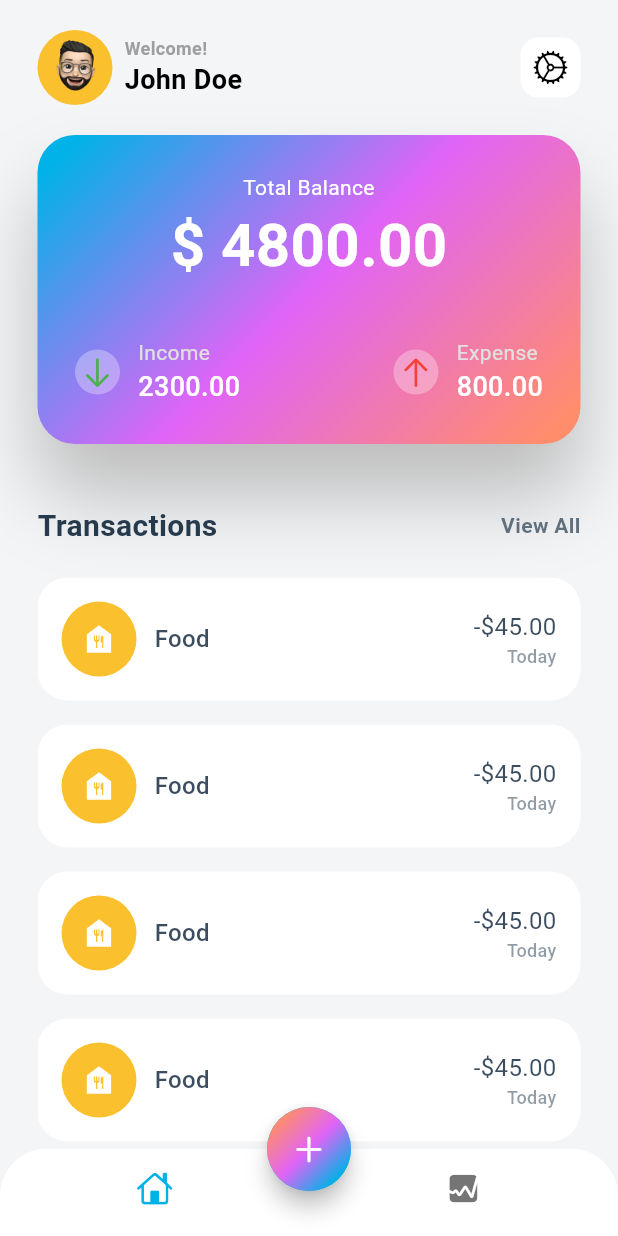
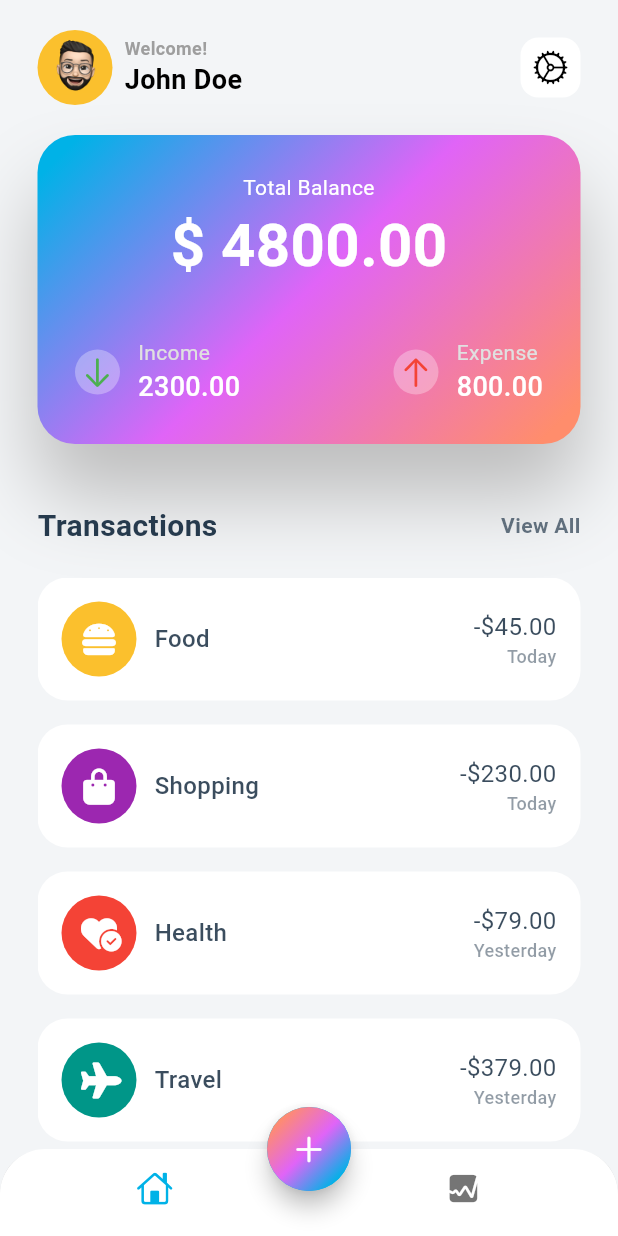
Before and after one commit to ahvvad/Tracker, a Flutter app: the screen it shows after launch, on a phone screen of 412 x 824 dp. Run offline on Flutter 3.47's test engine with Material 3 defaults, Android fonts, the phone set to English and light mode, and no system bars; our stand-ins replace font_awesome_flutter.

Commit message:
add the local data

```diff
--- /dev/null
+++ b/lib/data/data.dart
@@ -0,0 +1,40 @@
+import 'package:flutter/material.dart';
+import 'package:font_awesome_flutter/font_awesome_flutter.dart';
+
+List<Map<String, dynamic>> transactionsData = [
+  {
+    'icon':  FontAwesomeIcons.burger,
+    'color': Colors.yellow[700],
+    'name': 'Food',
+    'totalAmount': '-\$45.00',
+    'date': 'Today',
+  },
+  {
+    'icon':  FontAwesomeIcons.bagShopping,
+    'color': Colors.purple,
+    'name': 'Shopping',
+    'totalAmount': '-\$230.00',
+    'date': 'Today',
+  },
+  {
+    'icon':  FontAwesomeIcons.heartCircleCheck,
+    'color': Colors.red,
+    'name': 'Health',
+    'totalAmount': '-\$79.00',
+    'date': 'Yesterday',
+  },
+  {
+    'icon':  FontAwesomeIcons.plane,
+    'color': Colors.teal,
+    'name': 'Travel',
+    'totalAmount': '-\$379.00',
+    'date': 'Yesterday',
+  },
+  {
+    'icon':  FontAwesomeIcons.house,
+    'color': Colors.blueGrey,
+    'name': 'House',
+    'totalAmount': '-\$200.00',
+    'date': 'Week ago',
+  },
+];
--- a/lib/screens/home/views/widgets/transactions_item.dart
+++ b/lib/screens/home/views/widgets/transactions_item.dart
@@ -1,5 +1,5 @@
-
 import 'package:flutter/material.dart';
+import 'package:money_tracker/data/data.dart';
 
 class TransactionsItem extends StatelessWidget {
   const TransactionsItem({
@@ -10,7 +10,7 @@ class TransactionsItem extends StatelessWidget {
   Widget build(BuildContext context) {
     return Expanded(
       child: ListView.builder(
-        itemCount: 6,
+        itemCount: transactionsData.length,
         itemBuilder: (context, int i) {
           return Padding(
             padding: const EdgeInsets.only(bottom: 16.0),
@@ -33,24 +33,23 @@ class TransactionsItem extends StatelessWidget {
                               width: 50,
                               height: 50,
                               decoration: BoxDecoration(
-                                color: Colors.yellow[700],
+                                color: transactionsData[i]['color'],
                                 shape: BoxShape.circle,
                               ),
                             ),
-                            const Icon(
-                              Icons.food_bank,
+                            Icon(
+                              transactionsData[i]['icon'],
                               color: Colors.white,
                             ),
                           ],
                         ),
                         const SizedBox(width: 12),
                         Text(
-                          'Food',
+                          transactionsData[i]['name'],
                           style: TextStyle(
                             fontSize: 16,
                             fontWeight: FontWeight.w500,
-                            color: const Color(0xFF263A4D)
-                                .withOpacity(0.9),
+                            color: const Color(0xFF263A4D).withOpacity(0.9),
                           ),
                         )
                       ],
@@ -59,21 +58,19 @@ class TransactionsItem extends StatelessWidget {
                       crossAxisAlignment: CrossAxisAlignment.end,
                       children: [
                         Text(
-                          '-\$45.00',
+                          transactionsData[i]['totalAmount'],
                           style: TextStyle(
                             fontSize: 16,
                             fontWeight: FontWeight.w400,
-                            color: const Color(0xFF263A4D)
-                                .withOpacity(0.9),
+                            color: const Color(0xFF263A4D).withOpacity(0.9),
                           ),
                         ),
                         Text(
-                          'Today',
+                          transactionsData[i]['date'],
                           style: TextStyle(
                             fontSize: 12,
                             fontWeight: FontWeight.w500,
-                            color: const Color(0xFF263A4D)
-                                .withOpacity(0.5),
+                            color: const Color(0xFF263A4D).withOpacity(0.5),
                           ),
                         ),
                       ],
--- a/pubspec.yaml
+++ b/pubspec.yaml
@@ -35,6 +35,7 @@ dependencies:
   # The following adds the Cupertino Icons font to your application.
   # Use with the CupertinoIcons class for iOS style icons.
   cupertino_icons: ^1.0.8
+  font_awesome_flutter: ^10.8.0
 
 dev_dependencies:
   flutter_test:
```
Also changed, not shown: pubspec.lock.
